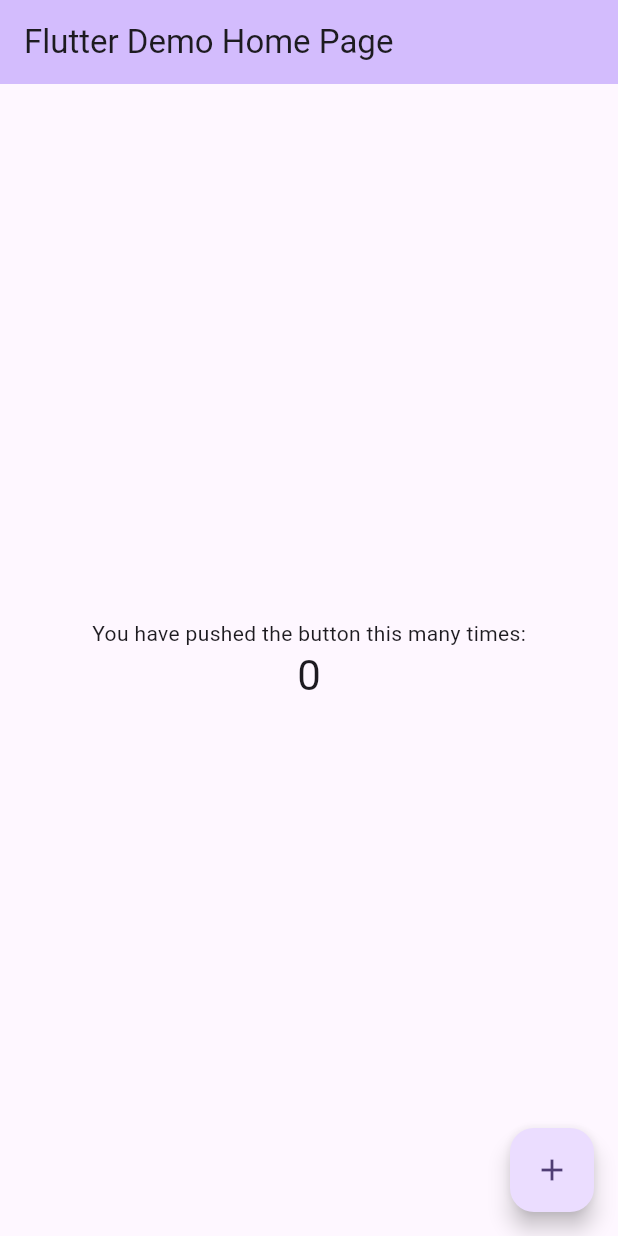
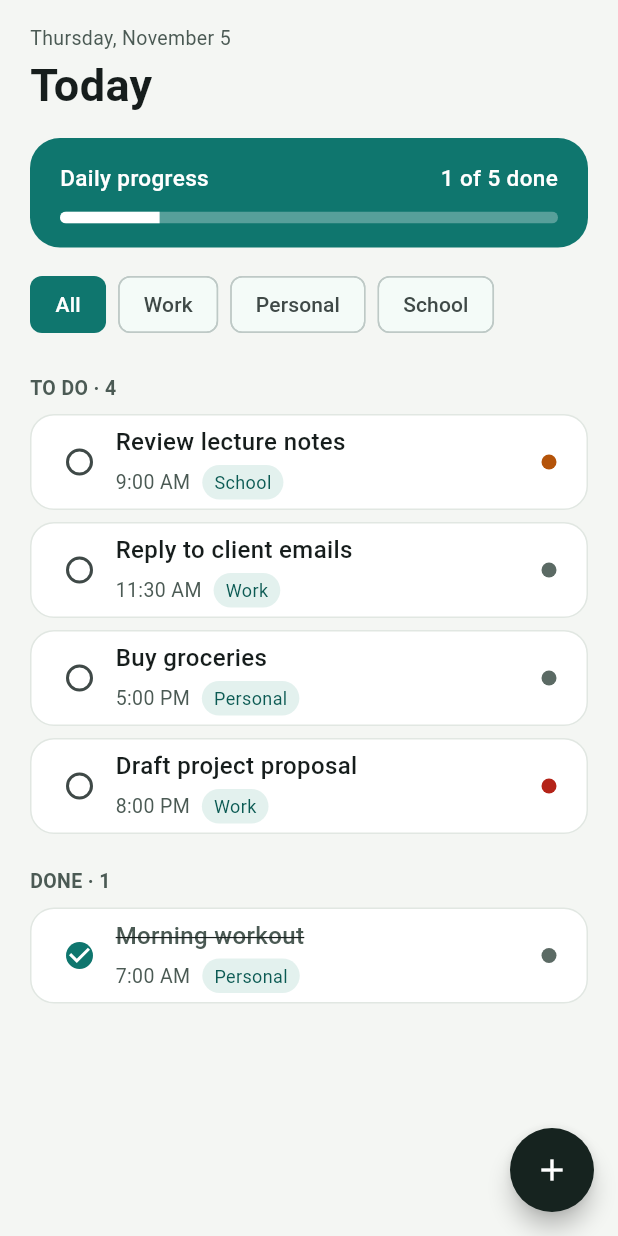
Before and after one commit to Engrcirs/todo_listapp, a Flutter app: the screen it shows after launch, on a phone screen of 412 x 824 dp. Run offline on Flutter 3.47's test engine with Material 3 defaults, Android fonts, the phone set to English and light mode, and no system bars; our stand-ins replace flutter_riverpod, go_router.

Commit message:
Add theme, router and Today screen

```diff
--- a/analysis_options.yaml
+++ b/analysis_options.yaml
@@ -14,6 +14,7 @@ analyzer:
     - build/**
     - android/**
     - ios/**
+    - web/**
 
 linter:
   # The lint rules applied to this project can be customized in the
--- /dev/null
+++ b/lib/app/router.dart
@@ -0,0 +1,9 @@
+import 'package:go_router/go_router.dart';
+import 'package:todo_listapp/features/tasks/presentation/today_screen.dart';
+
+final router = GoRouter(
+  initialLocation: '/today',
+  routes: [
+    GoRoute(path: '/today', builder: (context, state) => const TodayScreen()),
+  ],
+);
--- /dev/null
+++ b/lib/app/theme.dart
@@ -0,0 +1,22 @@
+import 'package:flutter/material.dart';
+
+ThemeData buildTheme() {
+  const teal = Color(0xFF0F766E);
+  final scheme = ColorScheme.fromSeed(seedColor: teal).copyWith(primary: teal);
+  return ThemeData(
+    colorScheme: scheme,
+    scaffoldBackgroundColor: const Color(0xFFF4F6F3),
+    floatingActionButtonTheme: const FloatingActionButtonThemeData(
+      backgroundColor: Color(0xFF16231F),
+      foregroundColor: Colors.white,
+      shape: CircleBorder(),
+    ),
+    filledButtonTheme: FilledButtonThemeData(
+      style: FilledButton.styleFrom(
+        minimumSize: const Size.fromHeight(52),
+        shape: RoundedRectangleBorder(borderRadius: BorderRadius.circular(16)),
+        textStyle: const TextStyle(fontSize: 16, fontWeight: FontWeight.w700),
+      ),
+    ),
+  );
+}
--- /dev/null
+++ b/lib/features/tasks/domain/task.dart
@@ -0,0 +1,46 @@
+enum Priority { low, medium, high }
+
+enum TaskList { work, personal, school }
+
+extension PriorityLabel on Priority {
+  String get label => switch (this) {
+        Priority.low => 'Low',
+        Priority.medium => 'Medium',
+        Priority.high => 'High',
+      };
+}
+
+extension TaskListLabel on TaskList {
+  String get label => switch (this) {
+        TaskList.work => 'Work',
+        TaskList.personal => 'Personal',
+        TaskList.school => 'School',
+      };
+}
+
+class Task {
+  const Task({
+    required this.id,
+    required this.title,
+    required this.priority,
+    required this.list,
+    this.dueAt,
+    this.isDone = false,
+  });
+
+  final int id;
+  final String title;
+  final Priority priority;
+  final TaskList list;
+  final DateTime? dueAt;
+  final bool isDone;
+
+  Task copyWith({bool? isDone}) => Task(
+        id: id,
+        title: title,
+        priority: priority,
+        list: list,
+        dueAt: dueAt,
+        isDone: isDone ?? this.isDone,
+      );
+}
--- /dev/null
+++ b/lib/features/tasks/presentation/task_providers.dart
@@ -0,0 +1,52 @@
+import 'package:flutter_riverpod/flutter_riverpod.dart';
+import 'package:todo_listapp/features/tasks/domain/task.dart';
+
+DateTime _today(int hour, int minute) {
+  final n = DateTime.now();
+  return DateTime(n.year, n.month, n.day, hour, minute);
+}
+
+class TaskNotifier extends Notifier<List<Task>> {
+  int _nextId = 6;
+
+  @override
+  List<Task> build() => [
+        Task(id: 1, title: 'Review lecture notes', priority: Priority.medium, list: TaskList.school, dueAt: _today(9, 0)),
+        Task(id: 2, title: 'Reply to client emails', priority: Priority.low, list: TaskList.work, dueAt: _today(11, 30)),
+        Task(id: 3, title: 'Buy groceries', priority: Priority.low, list: TaskList.personal, dueAt: _today(17, 0)),
+        Task(id: 4, title: 'Draft project proposal', priority: Priority.high, list: TaskList.work, dueAt: _today(20, 0)),
+        Task(id: 5, title: 'Morning workout', priority: Priority.low, list: TaskList.personal, dueAt: _today(7, 0), isDone: true),
+      ];
+
+  void add(String title, Priority priority, TaskList list) {
+    state = [...state, Task(id: _nextId++, title: title, priority: priority, list: list)];
+  }
+
+  void toggle(int id) {
+    state = [
+      for (final t in state)
+        if (t.id == id) t.copyWith(isDone: !t.isDone) else t,
+    ];
+  }
+
+  void remove(int id) {
+    state = state.where((t) => t.id != id).toList();
+  }
+}
+
+final tasksProvider = NotifierProvider<TaskNotifier, List<Task>>(TaskNotifier.new);
+
+class FilterNotifier extends Notifier<TaskList?> {
+  @override
+  TaskList? build() => null;
+
+  void select(TaskList? list) => state = list;
+}
+
+final filterProvider = NotifierProvider<FilterNotifier, TaskList?>(FilterNotifier.new);
+
+final visibleTasksProvider = Provider<List<Task>>((ref) {
+  final tasks = ref.watch(tasksProvider);
+  final filter = ref.watch(filterProvider);
+  return filter == null ? tasks : tasks.where((t) => t.list == filter).toList();
+});
--- /dev/null
+++ b/lib/features/tasks/presentation/today_screen.dart
@@ -0,0 +1,168 @@
+import 'package:flutter/material.dart';
+import 'package:flutter_riverpod/flutter_riverpod.dart';
+import 'package:todo_listapp/features/tasks/domain/task.dart';
+import 'package:todo_listapp/features/tasks/presentation/add_task_sheet.dart';
+import 'package:todo_listapp/features/tasks/presentation/task_providers.dart';
+import 'package:todo_listapp/features/tasks/presentation/widgets/task_tile.dart';
+
+const _days = ['Monday', 'Tuesday', 'Wednesday', 'Thursday', 'Friday', 'Saturday', 'Sunday'];
+const _months = [
+  'January', 'February', 'March', 'April', 'May', 'June',
+  'July', 'August', 'September', 'October', 'November', 'December',
+];
+
+class TodayScreen extends ConsumerWidget {
+  const TodayScreen({super.key});
+
+  @override
+  Widget build(BuildContext context, WidgetRef ref) {
+    final all = ref.watch(tasksProvider);
+    final visible = ref.watch(visibleTasksProvider);
+    final filter = ref.watch(filterProvider);
+
+    final todo = visible.where((t) => !t.isDone).toList();
+    final done = visible.where((t) => t.isDone).toList();
+    final doneCount = all.where((t) => t.isDone).length;
+    final now = DateTime.now();
+    final dateText = '${_days[now.weekday - 1]}, ${_months[now.month - 1]} ${now.day}';
+
+    return Scaffold(
+      floatingActionButton: FloatingActionButton(
+        tooltip: 'Add task',
+        onPressed: () => showAddTaskSheet(context),
+        child: const Icon(Icons.add),
+      ),
+      body: SafeArea(
+        child: ListView(
+          padding: const EdgeInsets.fromLTRB(20, 16, 20, 96),
+          children: [
+            Text(dateText, style: const TextStyle(fontSize: 13, color: Color(0xFF4B5A54))),
+            const Text('Today', style: TextStyle(fontSize: 30, fontWeight: FontWeight.w700)),
+            const SizedBox(height: 14),
+            _ProgressCard(done: doneCount, total: all.length),
+            const SizedBox(height: 14),
+            SingleChildScrollView(
+              scrollDirection: Axis.horizontal,
+              child: Row(
+                children: [
+                  _FilterChip(label: 'All', selected: filter == null, onTap: () => ref.read(filterProvider.notifier).select(null)),
+                  for (final l in TaskList.values)
+                    _FilterChip(label: l.label, selected: filter == l, onTap: () => ref.read(filterProvider.notifier).select(l)),
+                ],
+              ),
+            ),
+            const SizedBox(height: 8),
+            if (visible.isEmpty)
+              const _EmptyState()
+            else ...[
+              if (todo.isNotEmpty) ...[
+                _SectionLabel('TO DO · ${todo.length}'),
+                for (final t in todo) TaskTile(task: t),
+              ],
+              if (done.isNotEmpty) ...[
+                _SectionLabel('DONE · ${done.length}'),
+                for (final t in done) TaskTile(task: t),
+              ],
+            ],
+          ],
+        ),
+      ),
+    );
+  }
+}
+
+class _ProgressCard extends StatelessWidget {
+  const _ProgressCard({required this.done, required this.total});
+
+  final int done;
+  final int total;
+
+  @override
+  Widget build(BuildContext context) {
+    return Container(
+      padding: const EdgeInsets.symmetric(horizontal: 20, vertical: 16),
+      decoration: BoxDecoration(
+        color: Theme.of(context).colorScheme.primary,
+        borderRadius: BorderRadius.circular(20),
+      ),
+      child: Column(
+        children: [
+          Row(
+            mainAxisAlignment: MainAxisAlignment.spaceBetween,
+            children: [
+              const Text('Daily progress', style: TextStyle(color: Colors.white, fontSize: 15, fontWeight: FontWeight.w500)),
+              Text('$done of $total done', style: const TextStyle(color: Colors.white, fontSize: 15, fontWeight: FontWeight.w500)),
+            ],
+          ),
+          const SizedBox(height: 12),
+          ClipRRect(
+            borderRadius: BorderRadius.circular(4),
+            child: LinearProgressIndicator(
+              value: total == 0 ? 0 : done / total,
+              minHeight: 8,
+              backgroundColor: Colors.white30,
+              color: Colors.white,
+            ),
+          ),
+        ],
+      ),
+    );
+  }
+}
+
+class _FilterChip extends StatelessWidget {
+  const _FilterChip({required this.label, required this.selected, required this.onTap});
+
+  final String label;
+  final bool selected;
+  final VoidCallback onTap;
+
+  @override
+  Widget build(BuildContext context) {
+    return Padding(
+      padding: const EdgeInsets.only(right: 8),
+      child: ChoiceChip(
+        label: Text(label),
+        selected: selected,
+        showCheckmark: false,
+        selectedColor: Theme.of(context).colorScheme.primary,
+        labelStyle: TextStyle(color: selected ? Colors.white : null),
+        onSelected: (_) => onTap(),
+      ),
+    );
+  }
+}
+
+class _SectionLabel extends StatelessWidget {
+  const _SectionLabel(this.text);
+
+  final String text;
+
+  @override
+  Widget build(BuildContext context) {
+    return Padding(
+      padding: const EdgeInsets.only(top: 14, bottom: 8),
+      child: Text(text, style: const TextStyle(fontSize: 13, fontWeight: FontWeight.w700, color: Color(0xFF4B5A54))),
+    );
+  }
+}
+
+class _EmptyState extends StatelessWidget {
+  const _EmptyState();
+
+  @override
+  Widget build(BuildContext context) {
+    return const Padding(
+      padding: EdgeInsets.only(top: 80),
+      child: Column(
+        children: [
+          Icon(Icons.check_circle_outline, size: 56, color: Color(0xFF0F766E)),
+          SizedBox(height: 16),
+          Text('All clear for today', style: TextStyle(fontSize: 22, fontWeight: FontWeight.w700)),
+          SizedBox(height: 6),
+          Text('You have no tasks. Tap + to add one.', style: TextStyle(color: Color(0xFF4B5A54))),
+        ],
+      ),
+    );
+  }
+}
--- /dev/null
+++ b/lib/features/tasks/presentation/widgets/task_tile.dart
@@ -0,0 +1,98 @@
+import 'package:flutter/material.dart';
+import 'package:flutter_riverpod/flutter_riverpod.dart';
+import 'package:todo_listapp/features/tasks/domain/task.dart';
+import 'package:todo_listapp/features/tasks/presentation/task_providers.dart';
+
+Color priorityColor(Priority p) => switch (p) {
+      Priority.low => const Color(0xFF5B6A64),
+      Priority.medium => const Color(0xFFB45309),
+      Priority.high => const Color(0xFFB42318),
+    };
+
+class TaskTile extends ConsumerWidget {
+  const TaskTile({super.key, required this.task});
+
+  final Task task;
+
+  @override
+  Widget build(BuildContext context, WidgetRef ref) {
+    final notifier = ref.read(tasksProvider.notifier);
+    final dueText = task.dueAt == null
+        ? 'No time'
+        : TimeOfDay.fromDateTime(task.dueAt!).format(context);
+
+    return Dismissible(
+      key: ValueKey(task.id),
+      direction: DismissDirection.endToStart,
+      onDismissed: (_) => notifier.remove(task.id),
+      background: Container(
+        margin: const EdgeInsets.only(bottom: 8),
+        padding: const EdgeInsets.only(right: 20),
+        alignment: Alignment.centerRight,
+        decoration: BoxDecoration(
+          color: const Color(0xFFB42318),
+          borderRadius: BorderRadius.circular(16),
+        ),
+        child: const Icon(Icons.delete_outline, color: Colors.white),
+      ),
+      child: Container(
+        margin: const EdgeInsets.only(bottom: 8),
+        padding: const EdgeInsets.symmetric(horizontal: 8, vertical: 6),
+        decoration: BoxDecoration(
+          color: Colors.white,
+          borderRadius: BorderRadius.circular(16),
+          border: Border.all(color: const Color(0xFFE1E7E2)),
+        ),
+        child: Row(
+          children: [
+            Checkbox(
+              value: task.isDone,
+              shape: const CircleBorder(),
+              onChanged: (_) => notifier.toggle(task.id),
+            ),
+            Expanded(
+              child: Column(
+                crossAxisAlignment: CrossAxisAlignment.start,
+                children: [
+                  Text(
+                    task.title,
+                    style: TextStyle(
+                      fontSize: 16,
+                      fontWeight: FontWeight.w500,
+                      decoration: task.isDone ? TextDecoration.lineThrough : null,
+                      color: task.isDone ? const Color(0xFF4B5A54) : null,
+                    ),
+                  ),
+                  const SizedBox(height: 4),
+                  Row(
+                    children: [
+                      Text(dueText, style: const TextStyle(fontSize: 13, color: Color(0xFF4B5A54))),
+                      const SizedBox(width: 8),
+                      Container(
+                        padding: const EdgeInsets.symmetric(horizontal: 8, vertical: 3),
+                        decoration: BoxDecoration(
+                          color: const Color(0xFFE3F1EE),
+                          borderRadius: BorderRadius.circular(999),
+                        ),
+                        child: Text(task.list.label, style: const TextStyle(fontSize: 12, color: Color(0xFF0B5A53))),
+                      ),
+                    ],
+                  ),
+                ],
+              ),
+            ),
+            Semantics(
+              label: '${task.priority.label} priority',
+              child: Container(
+                width: 10,
+                height: 10,
+                decoration: BoxDecoration(color: priorityColor(task.priority), shape: BoxShape.circle),
+              ),
+            ),
+            const SizedBox(width: 12),
+          ],
+        ),
+      ),
+    );
+  }
+}
--- a/lib/main.dart
+++ b/lib/main.dart
@@ -1,122 +1,20 @@
 import 'package:flutter/material.dart';
+import 'package:flutter_riverpod/flutter_riverpod.dart';
+import 'package:todo_listapp/app/router.dart';
+import 'package:todo_listapp/app/theme.dart';
 
-void main() {
-  runApp(const MyApp());
-}
+void main() => runApp(const ProviderScope(child: TodoApp()));
 
-class MyApp extends StatelessWidget {
-  const MyApp({super.key});
+class TodoApp extends StatelessWidget {
+  const TodoApp({super.key});
 
-  // This widget is the root of your application.
   @override
   Widget build(BuildContext context) {
-    return MaterialApp(
-      title: 'Flutter Demo',
-      theme: ThemeData(
-        // This is the theme of your application.
-        //
-        // TRY THIS: Try running your application with "flutter run". You'll see
-        // the application has a purple toolbar. Then, without quitting the app,
-        // try changing the seedColor in the colorScheme below to Colors.green
-        // and then invoke "hot reload" (save your changes or press the "hot
-        // reload" button in a Flutter-supported IDE, or press "r" if you used
-        // the command line to start the app).
-        //
-        // Notice that the counter didn't reset back to zero; the application
-        // state is not lost during the reload. To reset the state, use hot
-        // restart instead.
-        //
-        // This works for code too, not just values: Most code changes can be
-        // tested with just a hot reload.
-        colorScheme: .fromSeed(seedColor: Colors.deepPurple),
-      ),
-      home: const MyHomePage(title: 'Flutter Demo Home Page'),
+    return MaterialApp.router(
+      title: 'To-Do',
+      debugShowCheckedModeBanner: false,
+      theme: buildTheme(),
+      routerConfig: router,
     );
   }
 }
-
-class MyHomePage extends StatefulWidget {
-  const MyHomePage({super.key, required this.title});
-
-  // This widget is the home page of your application. It is stateful, meaning
-  // that it has a State object (defined below) that contains fields that affect
-  // how it looks.
-
-  // This class is the configuration for the state. It holds the values (in this
-  // case the title) provided by the parent (in this case the App widget) and
-  // used by the build method of the State. Fields in a Widget subclass are
-  // always marked "final".
-
-  final String title;
-
-  @override
-  State<MyHomePage> createState() => _MyHomePageState();
-}
-
-class _MyHomePageState extends State<MyHomePage> {
-  int _counter = 0;
-
-  void _incrementCounter() {
-    setState(() {
-      // This call to setState tells the Flutter framework that something has
-      // changed in this State, which causes it to rerun the build method below
-      // so that the display can reflect the updated values. If we changed
-      // _counter without calling setState(), then the build method would not be
-      // called again, and so nothing would appear to happen.
-      _counter++;
-    });
-  }
-
-  @override
-  Widget build(BuildContext context) {
-    // This method is rerun every time setState is called, for instance as done
-    // by the _incrementCounter method above.
-    //
-    // The Flutter framework has been optimized to make rerunning build methods
-    // fast, so that you can just rebuild anything that needs updating rather
-    // than having to individually change instances of widgets.
-    return Scaffold(
-      appBar: AppBar(
-        // TRY THIS: Try changing the color here to a specific color (to
-        // Colors.amber, perhaps?) and trigger a hot reload to see the AppBar
-        // change color while the other colors stay the same.
-        backgroundColor: Theme.of(context).colorScheme.inversePrimary,
-        // Here we take the value from the MyHomePage object that was created by
-        // the App.build method, and use it to set our appbar title.
-        title: Text(widget.title),
-      ),
-      body: Center(
-        // Center is a layout widget. It takes a single child and positions it
-        // in the middle of the parent.
-        child: Column(
-          // Column is also a layout widget. It takes a list of children and
-          // arranges them vertically. By default, it sizes itself to fit its
-          // children horizontally, and tries to be as tall as its parent.
-          //
-          // Column has various properties to control how it sizes itself and
-          // how it positions its children. Here we use mainAxisAlignment to
-          // center the children vertically; the main axis here is the vertical
-          // axis because Columns are vertical (the cross axis would be
-          // horizontal).
-          //
-          // TRY THIS: Invoke "debug painting" (choose the "Toggle Debug Paint"
-          // action in the IDE, or press "p" in the console), to see the
-          // wireframe for each widget.
-          mainAxisAlignment: .center,
-          children: [
-            const Text('You have pushed the button this many times:'),
-            Text(
-              '$_counter',
-              style: Theme.of(context).textTheme.headlineMedium,
-            ),
-          ],
-        ),
-      ),
-      floatingActionButton: FloatingActionButton(
-        onPressed: _incrementCounter,
-        tooltip: 'Increment',
-        child: const Icon(Icons.add),
-      ),
-    );
-  }
-}
```
Also changed, not shown: lib/features/tasks/presentation/add_task_sheet.dart (added, +93 -0 lines), 9 other files.
